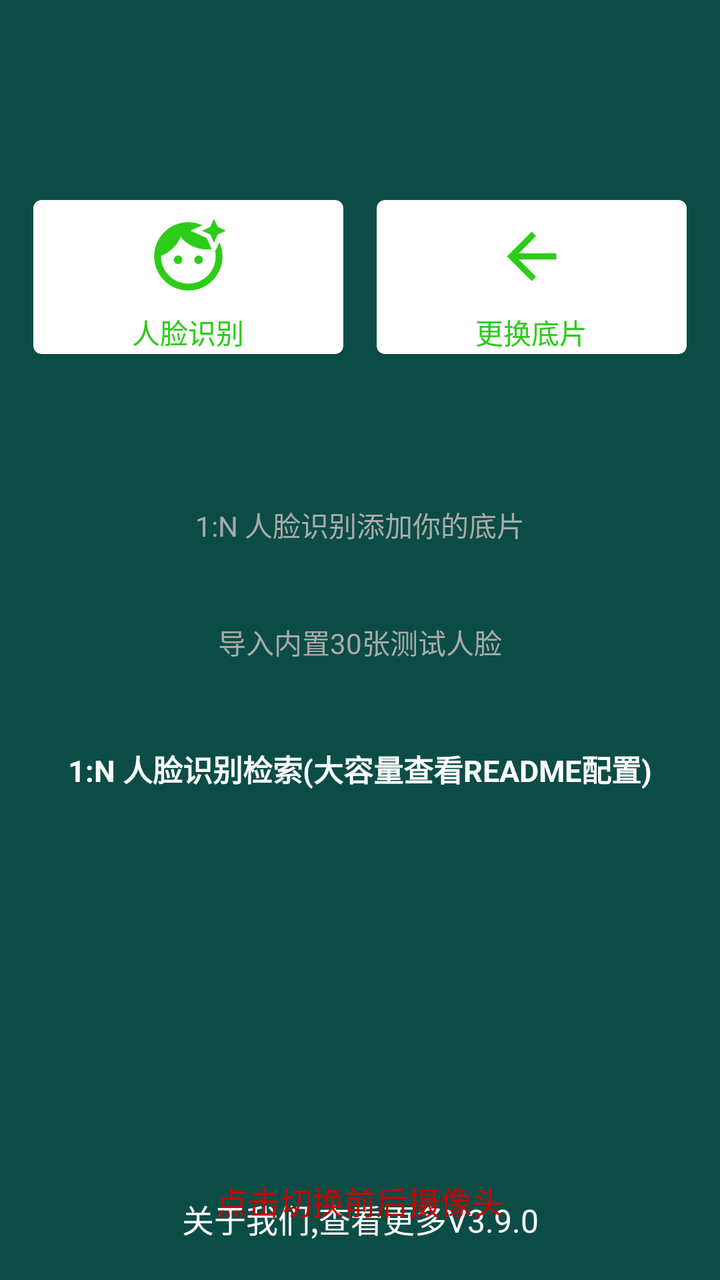
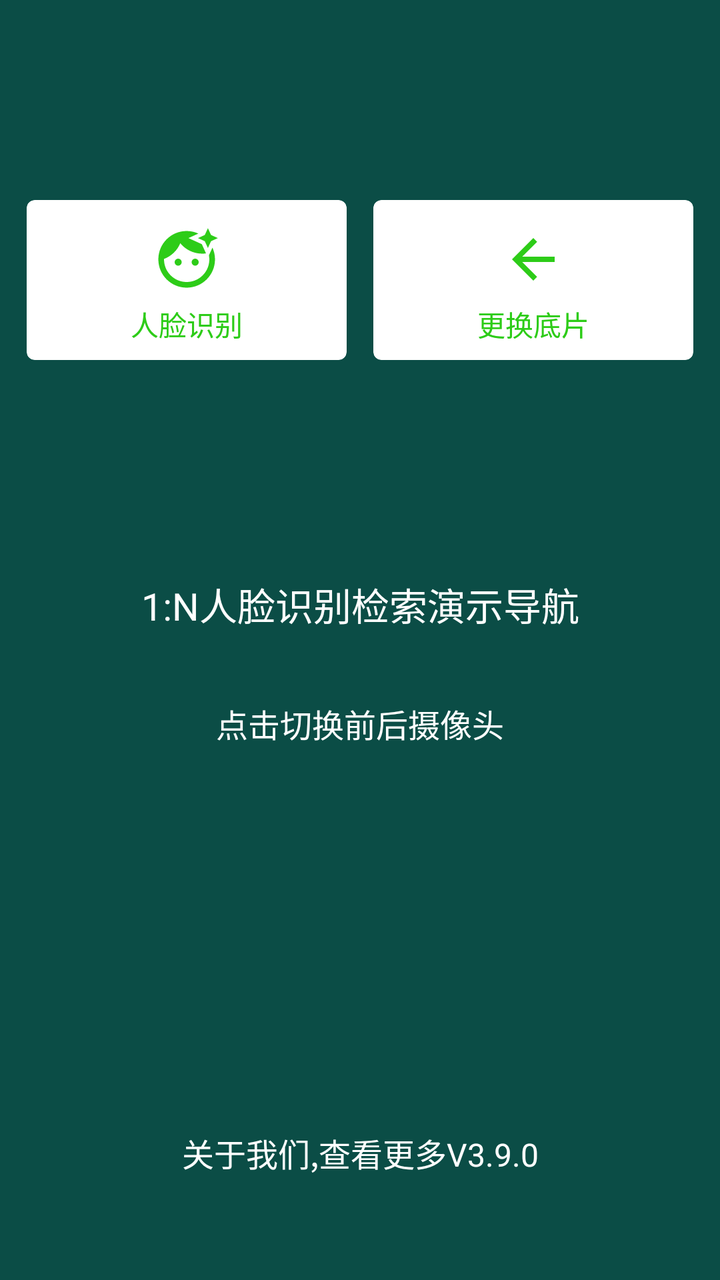

An Android layout rendered at two revisions. The XML below is the earlier revision; the diff shows what the commit changed to produce the second picture.
<!-- AndroidManifest.xml: application theme Theme.AppCompat.NoActionBar -->
<!-- res/layout/activity_navi.xml -->
<?xml version="1.0" encoding="utf-8"?>
<androidx.constraintlayout.widget.ConstraintLayout xmlns:android="http://schemas.android.com/apk/res/android"
    xmlns:app="http://schemas.android.com/apk/res-auto"
    xmlns:tools="http://schemas.android.com/tools"
    android:layout_width="match_parent"
    android:layout_height="match_parent"
    android:background="@color/blue_sky"
    android:paddingTop="100dp"
    tools:context=".NaviActivity">

    
    <androidx.cardview.widget.CardView
        android:id="@+id/face_verify_card"
        android:layout_width="155dp"
        android:layout_height="77dp"
        app:cardCornerRadius="4dp"
        app:cardBackgroundColor="@color/white"
        app:layout_constraintEnd_toStartOf="@+id/update_base_image"
        app:layout_constraintStart_toStartOf="parent"
        app:layout_constraintTop_toTopOf="parent">

        <LinearLayout
            android:layout_width="match_parent"
            android:layout_height="wrap_content"
            android:layout_gravity="center"
            android:orientation="vertical">

            <ImageView
                android:layout_width="55dp"
                android:layout_height="55dp"
                android:padding="7dp"
                android:layout_gravity="center_horizontal"
                android:src="@drawable/baseline_face_retouching_natural_24" />

            <TextView
                android:id="@+id/face_verify"
                android:layout_width="match_parent"
                android:layout_height="wrap_content"
                android:layout_gravity="center_horizontal"
                android:gravity="center"
                android:text="人脸识别"
                android:textColor="#2DCC18"
                android:textSize="14sp" />

        </LinearLayout>

    </androidx.cardview.widget.CardView>


    
    <androidx.cardview.widget.CardView
        android:id="@+id/update_base_image"
        android:layout_width="155dp"
        android:layout_height="77dp"
        app:cardCornerRadius="4dp"
        app:cardBackgroundColor="@color/white"
        app:layout_constraintEnd_toEndOf="parent"
        app:layout_constraintStart_toEndOf="@+id/face_verify_card"
        app:layout_constraintTop_toTopOf="parent">

        <LinearLayout
            android:layout_width="match_parent"
            android:layout_height="wrap_content"
            android:layout_gravity="center"
            android:orientation="vertical">

            <ImageView
                android:layout_width="55dp"
                android:layout_height="55dp"
                android:padding="9dp"
                android:layout_gravity="center_horizontal"
                android:src="@drawable/ic_baseline_arrow_back_24" />

            <TextView
                android:id="@+id/change_base_img"
                android:layout_width="match_parent"
                android:layout_height="wrap_content"
                android:layout_gravity="center_horizontal"
                android:gravity="center"
                android:text="更换底片"
                android:textColor="#2DCC18"
                android:textSize="14sp"
                app:layout_constraintTop_toBottomOf="@+id/update_base_image" />

        </LinearLayout>

    </androidx.cardview.widget.CardView>






    <TextView
        android:id="@+id/verify1n_add"
        android:layout_width="match_parent"
        android:layout_height="wrap_content"
        android:layout_marginTop="66dp"
        android:padding="9dp"
        android:gravity="center"
        android:text="1:N 人脸识别添加你的底片"
        android:textColor="@android:color/darker_gray"
        android:textSize="14sp"
        app:layout_constraintTop_toBottomOf="@+id/update_base_image" />


    <TextView
        android:id="@+id/verify1n_add_30"
        android:layout_width="match_parent"
        android:layout_height="wrap_content"
        android:layout_marginTop="20dp"
        android:padding="9dp"
        android:gravity="center"
        android:text="导入内置30张测试人脸"
        android:textColor="@android:color/darker_gray"
        android:textSize="14sp"
        app:layout_constraintTop_toBottomOf="@+id/verify1n_add" />

    <TextView
        android:id="@+id/verify1n"
        android:layout_width="match_parent"
        android:layout_height="wrap_content"
        android:layout_marginTop="24dp"
        android:padding="9dp"
        android:gravity="center"
        android:text="1:N 人脸识别检索(大容量查看README配置)"
        android:textColor="@android:color/white"
        android:textSize="15sp"
        android:textStyle="bold"
        app:layout_constraintTop_toBottomOf="@+id/verify1n_add_30" />


    <TextView
        android:id="@+id/more_about_me"
        android:layout_width="match_parent"
        android:layout_height="wrap_content"
        android:gravity="center"
        android:padding="19dp"
        android:text="关于我们,查看更多V3.9.0"
        android:textColor="@android:color/white"
        android:textSize="16sp"
        android:layout_marginBottom="@dimen/dp_40"
        app:layout_constraintBottom_toBottomOf="parent" />

    <TextView
        android:id="@+id/change_camera"
        android:layout_width="match_parent"
        android:layout_height="wrap_content"
        android:layout_gravity="bottom"
        android:gravity="center"
        android:textColor="@android:color/holo_red_dark"
        android:textSize="16sp"
        android:layout_marginTop="25dp"
        android:layout_marginBottom="28dp"
        app:layout_constraintBottom_toBottomOf="parent"
        android:text="点击切换前后摄像头" />




</androidx.constraintlayout.widget.ConstraintLayout>
<!-- resources referenced by this layout -->
<resources>
  <color name="blue_sky">#0B4D46</color>
  <color name="white">#FFFFFFFF</color>
  <!-- drawable baseline_face_retouching_natural_24 (drawable) -->
  <vector android:height="24dp" android:tint="#2DCC18"
      android:viewportHeight="24" android:viewportWidth="24"
      android:width="24dp" xmlns:android="http://schemas.android.com/apk/res/android">
      <path android:fillColor="@android:color/white" android:pathData="M9,13m-1.25,0a1.25,1.25 0,1 1,2.5 0a1.25,1.25 0,1 1,-2.5 0"/>
      <path android:fillColor="@android:color/white" android:pathData="M20.77,8.58l-0.92,2.01c0.09,0.46 0.15,0.93 0.15,1.41 0,4.41 -3.59,8 -8,8s-8,-3.59 -8,-8c0,-0.05 0.01,-0.1 0,-0.14 2.6,-0.98 4.69,-2.99 5.74,-5.55C11.58,8.56 14.37,10 17.5,10c0.45,0 0.89,-0.04 1.33,-0.1l-0.6,-1.32 -0.88,-1.93 -1.93,-0.88 -2.79,-1.27 2.79,-1.27 0.71,-0.32C14.87,2.33 13.47,2 12,2 6.48,2 2,6.48 2,12s4.48,10 10,10 10,-4.48 10,-10c0,-1.47 -0.33,-2.87 -0.9,-4.13l-0.33,0.71z"/>
      <path android:fillColor="@android:color/white" android:pathData="M15,13m-1.25,0a1.25,1.25 0,1 1,2.5 0a1.25,1.25 0,1 1,-2.5 0"/>
      <path android:fillColor="@android:color/white" android:pathData="M20.6,5.6L19.5,8l-1.1,-2.4L16,4.5l2.4,-1.1L19.5,1l1.1,2.4L23,4.5z"/>
  </vector>
  <!-- drawable ic_baseline_arrow_back_24 (drawable) -->
  <vector android:autoMirrored="true" android:height="24dp"
      android:tint="#2DCC18" android:viewportHeight="24"
      android:viewportWidth="24" android:width="24dp" xmlns:android="http://schemas.android.com/apk/res/android">
      <path android:fillColor="@android:color/white" android:pathData="M20,11H7.83l5.59,-5.59L12,4l-8,8 8,8 1.41,-1.41L7.83,13H20v-2z"/>
  </vector>
</resources>

<!-- the commit's change to res/layout/activity_navi.xml (unified diff, before → after) -->
@@ -11,8 +11,8 @@
     
     <androidx.cardview.widget.CardView
         android:id="@+id/face_verify_card"
-        android:layout_width="155dp"
-        android:layout_height="77dp"
+        android:layout_width="160dp"
+        android:layout_height="80dp"
         app:cardCornerRadius="4dp"
         app:cardBackgroundColor="@color/white"
         app:layout_constraintEnd_toStartOf="@+id/update_base_image"
@@ -26,9 +26,9 @@
             android:orientation="vertical">
 
             <ImageView
-                android:layout_width="55dp"
-                android:layout_height="55dp"
-                android:padding="7dp"
+                android:layout_width="44dp"
+                android:layout_height="44dp"
+                android:padding="5dp"
                 android:layout_gravity="center_horizontal"
                 android:src="@drawable/baseline_face_retouching_natural_24" />
 
@@ -50,8 +50,8 @@
     
     <androidx.cardview.widget.CardView
         android:id="@+id/update_base_image"
-        android:layout_width="155dp"
-        android:layout_height="77dp"
+        android:layout_width="160dp"
+        android:layout_height="80dp"
         app:cardCornerRadius="4dp"
         app:cardBackgroundColor="@color/white"
         app:layout_constraintEnd_toEndOf="parent"
@@ -65,9 +65,9 @@
             android:orientation="vertical">
 
             <ImageView
-                android:layout_width="55dp"
-                android:layout_height="55dp"
-                android:padding="9dp"
+                android:layout_width="44dp"
+                android:layout_height="44dp"
+                android:padding="6dp"
                 android:layout_gravity="center_horizontal"
                 android:src="@drawable/ic_baseline_arrow_back_24" />
 
@@ -92,42 +92,30 @@
 
 
     <TextView
-        android:id="@+id/verify1n_add"
+        android:id="@+id/verify1n"
         android:layout_width="match_parent"
         android:layout_height="wrap_content"
-        android:layout_marginTop="66dp"
+        android:layout_marginTop="99dp"
         android:padding="9dp"
         android:gravity="center"
-        android:text="1:N 人脸识别添加你的底片"
-        android:textColor="@android:color/darker_gray"
-        android:textSize="14sp"
+        android:text="1:N人脸识别检索演示导航"
+        android:textColor="@android:color/white"
+        android:textSize="19sp"
         app:layout_constraintTop_toBottomOf="@+id/update_base_image" />
 
 
     <TextView
-        android:id="@+id/verify1n_add_30"
+        android:id="@+id/change_camera"
         android:layout_width="match_parent"
         android:layout_height="wrap_content"
-        android:layout_marginTop="20dp"
-        android:padding="9dp"
+        android:layout_gravity="bottom"
         android:gravity="center"
-        android:text="导入内置30张测试人脸"
-        android:textColor="@android:color/darker_gray"
-        android:textSize="14sp"
-        app:layout_constraintTop_toBottomOf="@+id/verify1n_add" />
-
-    <TextView
-        android:id="@+id/verify1n"
-        android:layout_width="match_parent"
-        android:layout_height="wrap_content"
-        android:layout_marginTop="24dp"
-        android:padding="9dp"
-        android:gravity="center"
-        android:text="1:N 人脸识别检索(大容量查看README配置)"
         android:textColor="@android:color/white"
-        android:textSize="15sp"
-        android:textStyle="bold"
-        app:layout_constraintTop_toBottomOf="@+id/verify1n_add_30" />
+        android:textSize="16sp"
+        android:layout_marginTop="25dp"
+        android:layout_marginBottom="33dp"
+        app:layout_constraintTop_toBottomOf="@+id/verify1n"
+        android:text="点击切换前后摄像头" />
 
 
     <TextView
@@ -139,21 +127,10 @@
         android:text="关于我们,查看更多V3.9.0"
         android:textColor="@android:color/white"
         android:textSize="16sp"
-        android:layout_marginBottom="@dimen/dp_40"
+        android:layout_marginBottom="33dp"
         app:layout_constraintBottom_toBottomOf="parent" />
 
-    <TextView
-        android:id="@+id/change_camera"
-        android:layout_width="match_parent"
-        android:layout_height="wrap_content"
-        android:layout_gravity="bottom"
-        android:gravity="center"
-        android:textColor="@android:color/holo_red_dark"
-        android:textSize="16sp"
-        android:layout_marginTop="25dp"
-        android:layout_marginBottom="28dp"
-        app:layout_constraintBottom_toBottomOf="parent"
-        android:text="点击切换前后摄像头" />
+
 
 
 
